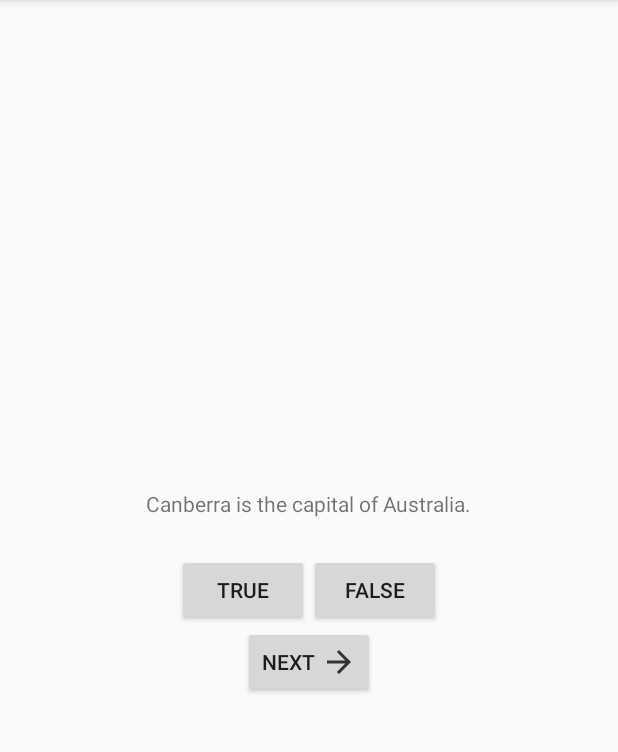
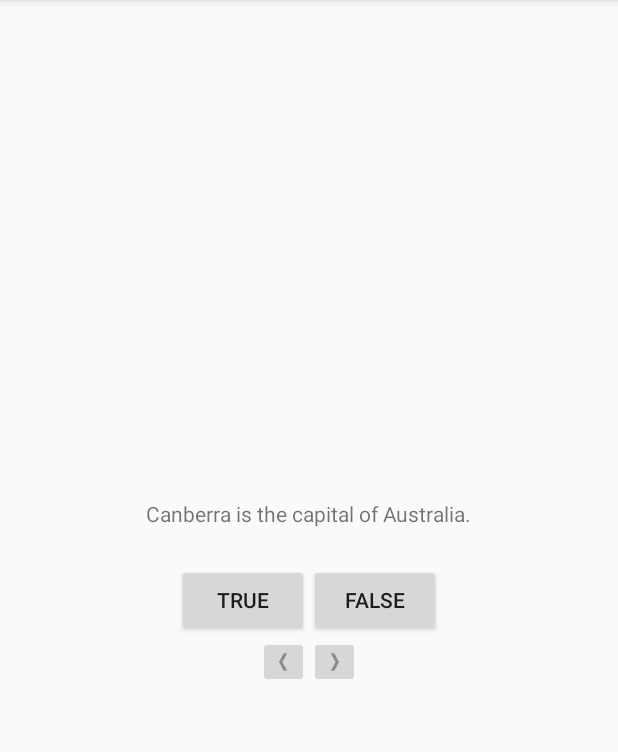
Before and after one commit to n0g4y0/GeoQuiz, an Android app: the screen it shows after launch (MainActivity), on a phone screen of 412 x 824 dp, the part 84-836 px from its top. Run offline under Robolectric (Android 15) with nearby library versions, the phone set to English and light mode, and no system bars.

Commit message:
desafio completado, se cambio los BUTTON por ImageButton, se modifico el atributo SRC.

```diff
--- a/app/src/main/java/io/github/n0g4y0/geoquiz/MainActivity.kt
+++ b/app/src/main/java/io/github/n0g4y0/geoquiz/MainActivity.kt
@@ -4,6 +4,7 @@ import androidx.appcompat.app.AppCompatActivity
 import android.os.Bundle
 import android.view.View
 import android.widget.Button
+import android.widget.ImageButton
 import android.widget.TextView
 import android.widget.Toast
 
@@ -11,7 +12,8 @@ class MainActivity : AppCompatActivity() {
 
     private lateinit var trueButton: Button
     private lateinit var falseButton: Button
-    private lateinit var nextButton: Button
+    private lateinit var nextButton: ImageButton
+    private lateinit var backButton: ImageButton
     private lateinit var questionTextView: TextView
 
 
@@ -33,6 +35,7 @@ class MainActivity : AppCompatActivity() {
         trueButton = findViewById(R.id.true_button)
         falseButton = findViewById(R.id.false_button)
 
+        backButton = findViewById(R.id.back_button)
         nextButton = findViewById(R.id.next_button)
         questionTextView = findViewById(R.id.question_text_view)
 
@@ -49,6 +52,16 @@ class MainActivity : AppCompatActivity() {
         nextButton.setOnClickListener {
             // con esta linea, hace que la lista siga vuelva a cero, cuando llegue al ultimo ITEM:
             currentIndex = (currentIndex + 1) % questionBank.size
+            updateQuestion()
+        }
+        backButton.setOnClickListener {
+            if (currentIndex == 0){
+                currentIndex = questionBank.size - 1
+            }
+            else{
+                currentIndex = (currentIndex - 1) % questionBank.size
+            }
+
             updateQuestion()
         }
 
--- a/app/src/main/res/layout/activity_main.xml
+++ b/app/src/main/res/layout/activity_main.xml
@@ -1,6 +1,5 @@
 <LinearLayout
         xmlns:android="http://schemas.android.com/apk/res/android"
-
         android:layout_width="match_parent"
         android:layout_height="match_parent"
         xmlns:tool="http://schemas.android.com/tools"
@@ -28,12 +27,23 @@
                 android:layout_height="wrap_content"
                 android:text="@string/false_button" />
     </LinearLayout>
-    <Button
-            android:id="@+id/next_button"
-            android:layout_width="wrap_content"
-            android:layout_height="wrap_content"
-            android:text="@string/next_button"
-            android:drawableEnd="@drawable/ic_arrow_rigth"
-            android:drawablePadding="4dp"/>
+    <LinearLayout
+                android:layout_width="wrap_content"
+                android:layout_height="wrap_content">
+        <ImageButton
+                android:id="@+id/back_button"
+                android:layout_width="wrap_content"
+                android:layout_height="wrap_content"
+                android:src="@drawable/arrow_left"
+                android:drawablePadding="4dp"/>
+        <ImageButton
+                android:id="@+id/next_button"
+                android:layout_width="wrap_content"
+                android:layout_height="wrap_content"
+                android:src="@drawable/arrow_right"
+                android:drawablePadding="4dp"/>
+
+    </LinearLayout>
+
 
 </LinearLayout>
--- a/app/src/main/res/values/strings.xml
+++ b/app/src/main/res/values/strings.xml
@@ -7,6 +7,7 @@
     <string name="correct_toast">Correct!</string>
     <string name="incorrect_toast">Incorrect!</string>
     <string name="next_button">Next</string>
+    <string name="back_button">Back</string>
 
     <!-- agregando preguntas: -->
 
```
Also changed, not shown: app/src/main/res/drawable-hdpi/arrow_left.png (added), app/src/main/res/drawable-hdpi/arrow_right.png (added), app/src/main/res/drawable-mdpi/arrow_left.png (added), app/src/main/res/drawable-mdpi/arrow_right.png (added), app/src/main/res/drawable-xhdpi/arrow_left.png (added), app/src/main/res/drawable-xhdpi/arrow_right.png (added), app/src/main/res/drawable-xxhdpi/arrow_left.png (added), app/src/main/res/drawable-xxhdpi/arrow_right.png (added), app/src/main/res/drawable-xxxhdpi/arrow_left.png (added), app/src/main/res/drawable-xxxhdpi/arrow_right.png (added).
